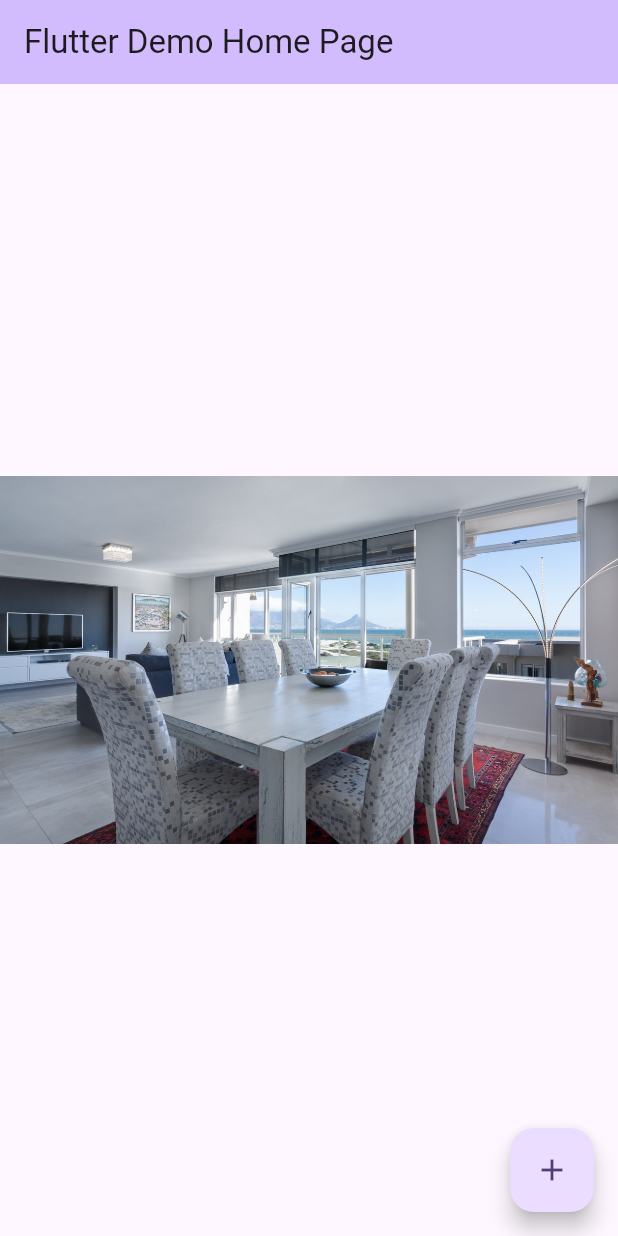
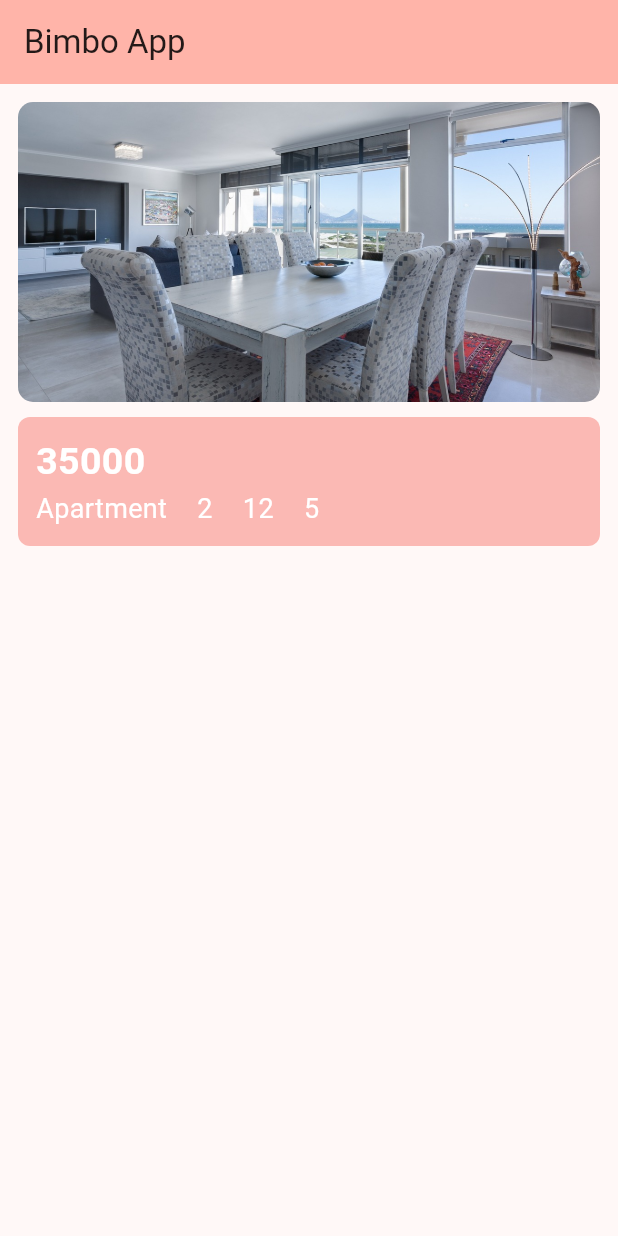
Before and after one commit to shelidizel/bimbo_app, a Flutter app: the screen it shows after launch, on a phone screen of 412 x 824 dp. Run offline on Flutter 3.47's test engine with Material 2 defaults, Android fonts, the phone set to English and light mode, and no system bars.

Commit message:
rental listings widget

```diff
--- a/lib/main.dart
+++ b/lib/main.dart
@@ -1,3 +1,4 @@
+import 'package:bimbo_app/network/listings.dart';
 import 'package:flutter/material.dart';
 
 void main() {
@@ -13,25 +14,12 @@ class MyApp extends StatelessWidget {
     return MaterialApp(
       title: 'Flutter Demo',
       theme: ThemeData(
-        // This is the theme of your application.
-        //
-        // TRY THIS: Try running your application with "flutter run". You'll see
-        // the application has a blue toolbar. Then, without quitting the app,
-        // try changing the seedColor in the colorScheme below to Colors.green
-        // and then invoke "hot reload" (save your changes or press the "hot
-        // reload" button in a Flutter-supported IDE, or press "r" if you used
-        // the command line to start the app).
-        //
-        // Notice that the counter didn't reset back to zero; the application
-        // state is not lost during the reload. To reset the state, use hot
-        // restart instead.
-        //
-        // This works for code too, not just values: Most code changes can be
+
         // tested with just a hot reload.
-        colorScheme: ColorScheme.fromSeed(seedColor: Colors.deepPurple),
+        colorScheme: ColorScheme.fromSeed(seedColor: Colors.red),
         useMaterial3: true,
       ),
-      home: const MyHomePage(title: 'Flutter Demo Home Page'),
+      home: const MyHomePage(title: 'Bimbo App'),
     );
   }
 }
@@ -55,45 +43,138 @@ class MyHomePage extends StatefulWidget {
 }
 
 class _MyHomePageState extends State<MyHomePage> {
-  int _counter = 0;
 
-  void _incrementCounter() {
-    setState(() {
-      // This call to setState tells the Flutter framework that something has
-      // changed in this State, which causes it to rerun the build method below
-      // so that the display can reflect the updated values. If we changed
-      // _counter without calling setState(), then the build method would not be
-      // called again, and so nothing would appear to happen.
-      _counter++;
-    });
-  }
+
+
 
   @override
   Widget build(BuildContext context) {
-    // This method is rerun every time setState is called, for instance as done
-    // by the _incrementCounter method above.
-    //
-    // The Flutter framework has been optimized to make rerunning build methods
-    // fast, so that you can just rebuild anything that needs updating rather
-    // than having to individually change instances of widgets.
+
     return Scaffold(
       appBar: AppBar(
-        // TRY THIS: Try changing the color here to a specific color (to
-        // Colors.amber, perhaps?) and trigger a hot reload to see the AppBar
-        // change color while the other colors stay the same.
+
         backgroundColor: Theme.of(context).colorScheme.inversePrimary,
-        // Here we take the value from the MyHomePage object that was created by
-        // the App.build method, and use it to set our appbar title.
+
         title: Text(widget.title),
       ),
       body: Center(
-        child: Image.asset('assets/apartment1.jpg'),
+        child: RentalListingWidget()
         ),
-      floatingActionButton: FloatingActionButton(
-        onPressed: _incrementCounter,
-        tooltip: 'Increment',
-        child: const Icon(Icons.add),
-      ), // This trailing comma makes auto-formatting nicer for build methods.
+
     );
   }
 }
+
+class RentalListingWidget extends StatelessWidget {
+   RentalListingWidget({
+    super.key,
+    this.noOfBedrms,
+    this.noOfHospitals,
+    this.noOfSchools,
+    this.rentalPrice,
+    this.typeOfHouse});
+   int? noOfBedrms;
+   int? noOfHospitals;
+   int? noOfSchools;
+   String? typeOfHouse;
+   int? rentalPrice;
+
+  @override
+  Widget build(BuildContext context) {
+    return Padding(
+      padding: const EdgeInsets.all(12.0),
+      child: Column(
+        children: [
+          Container(
+            height: 200,
+            width: MediaQuery.of(context).size.width,
+            decoration: BoxDecoration(
+              borderRadius: BorderRadius.circular(10),
+              image: DecorationImage(
+                fit: BoxFit.cover,
+                image: AssetImage(rentalListings[0].image!)),
+            ),
+
+
+          ),
+          SizedBox(height: 10,),
+          Container(
+            height: 86,
+            width: MediaQuery.of(context).size.width,
+            decoration: BoxDecoration(
+              color: Colors.red.withOpacity(.35),
+              borderRadius: BorderRadius.circular(8)
+            ),
+            child: Padding(
+              padding: const EdgeInsets.all(12.0),
+              child: Column(
+                crossAxisAlignment: CrossAxisAlignment.start,
+                children: [
+
+                  Text(rentalListings[0]
+                  .rentalPrice.toString(),
+                  style: TextStyle(
+                    fontSize: 25,
+                    color: Colors.white,
+                    fontWeight: FontWeight.w600
+                  ),),
+
+                  Row(
+                    children: [
+                      Text(rentalListings[0]
+                      .houseType ?? '',
+                      style: TextStyle(
+                        fontSize: 18,
+                    color: Colors.white,
+                    fontWeight: FontWeight.w400
+
+                      ),),
+
+                      SizedBox(
+                        width: 20,
+                      ),
+
+                      Text(rentalListings[0].noOfBedRms.toString(),
+                       style: TextStyle(
+                        fontSize: 18,
+                    color: Colors.white,
+                    fontWeight: FontWeight.w400
+
+                      ),),
+
+                      SizedBox(
+                        width: 20,
+                      ),
+                      Text(rentalListings[0].noOfSchoolsNearBy.toString(),
+                       style: TextStyle(
+                        fontSize: 18,
+                    color: Colors.white,
+                    fontWeight: FontWeight.w400
+
+                      ),),
+                      SizedBox(
+                        width: 20,
+                      ),
+                      Text(rentalListings[0].noOfHospitalsNearBy.toString(),
+                       style: TextStyle(
+                        fontSize: 18,
+                    color: Colors.white,
+                    fontWeight: FontWeight.w400
+
+                      ),),
+                      SizedBox(
+                        width: 20,
+                      ),
+
+
+                    ],
+                  )
+                ]
+              ),
+            ),
+          )
+        ],
+      ),
+    );
+  }
+}
--- a/lib/network/listings.dart
+++ b/lib/network/listings.dart
@@ -18,7 +18,7 @@ class RentalListing {
 
 List<RentalListing> rentalListings = [
   RentalListing(
-    image: '',
+    image: 'assets/apartment1.jpg',
     houseType: 'Apartment',
     noOfBedRms: 2,
     rentalPrice: 35000,
@@ -26,7 +26,7 @@ List<RentalListing> rentalListings = [
     noOfSchoolsNearBy: 12,
   ),
   RentalListing(
-    image: '',
+    image: 'assets/apartment2.jpg',
     houseType: 'Apartment',
     noOfBedRms: 3,
     rentalPrice: 60000,
@@ -34,7 +34,7 @@ List<RentalListing> rentalListings = [
     noOfSchoolsNearBy: 10,
   ),
   RentalListing(
-    image: '',
+    image: 'assets/bungalow.jpg',
     houseType: 'Bungalow',
     noOfBedRms: 5,
     rentalPrice: 120000,
@@ -42,7 +42,7 @@ List<RentalListing> rentalListings = [
     noOfSchoolsNearBy: 4,
   ),
   RentalListing(
-    image: '',
+    image: 'assets/cottage.jpg',
     houseType: 'Cottage',
     noOfBedRms: 4,
     rentalPrice: 10000,
@@ -50,7 +50,7 @@ List<RentalListing> rentalListings = [
     noOfSchoolsNearBy: 2,
   ),
   RentalListing(
-    image: '',
+    image: 'assets/apartment3.jpg',
     houseType: 'Apartment',
     noOfBedRms: 1,
     rentalPrice: 100000,
```
